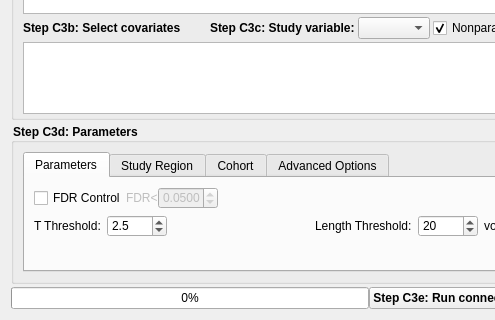
The window that connectometry/group_connectometry.ui (frankyeh/DSI-Studio) describes before a commit, drawn with Qt 5; both pictures show x 0 to 495 and y 338 to 658 of the 964 by 658 pixel window.
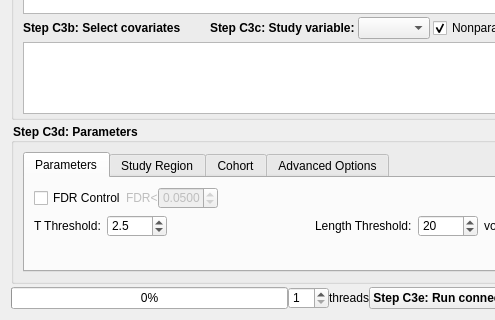
The same window after the commit. Icons and pictures are not drawn.

Commit message: add thread count for cnt GUI

Patch:
```diff
--- a/connectometry/group_connectometry.ui
+++ b/connectometry/group_connectometry.ui
@@ -1073,6 +1073,23 @@
            </property>
           </widget>
          </item>
+         <item>
+          <widget class="QSpinBox" name="thread_count">
+           <property name="minimum">
+            <number>1</number>
+           </property>
+           <property name="maximum">
+            <number>64</number>
+           </property>
+          </widget>
+         </item>
+         <item>
+          <widget class="QLabel" name="label_4">
+           <property name="text">
+            <string>threads</string>
+           </property>
+          </widget>
+         </item>
          <item>
           <widget class="QPushButton" name="run">
            <property name="enabled">
```
The commit also changes 1 other file.
